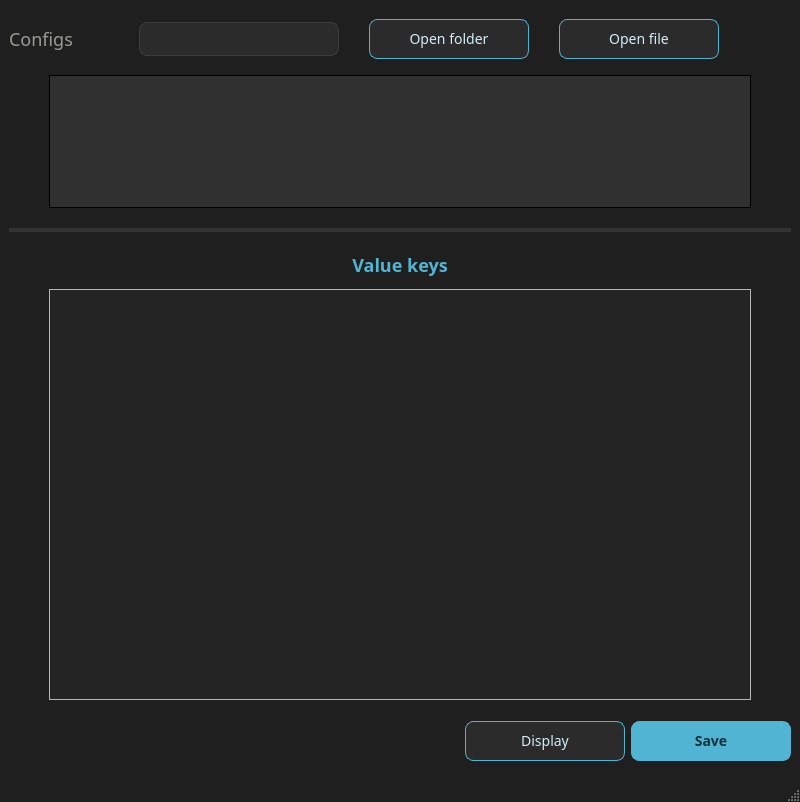
Old version of the form src/mainwindow.ui in the repository Ruha24/YamlEditor.
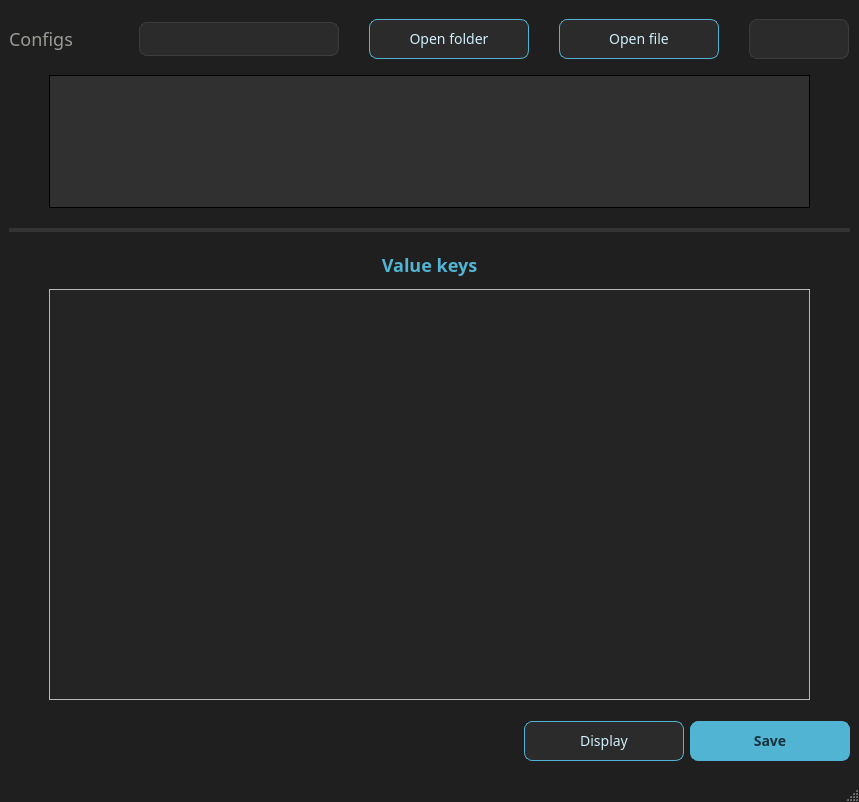
New version of the form. Icons and pictures are not drawn.

Diff of the .ui file:
```diff
--- a/src/mainwindow.ui
+++ b/src/mainwindow.ui
@@ -6,7 +6,7 @@
    <rect>
     <x>0</x>
     <y>0</y>
-    <width>800</width>
+    <width>859</width>
     <height>802</height>
    </rect>
   </property>
@@ -311,6 +311,49 @@
         </property>
        </widget>
       </item>
+      <item>
+       <widget class="QComboBox" name="langCombo">
+        <property name="minimumSize">
+         <size>
+          <width>100</width>
+          <height>40</height>
+         </size>
+        </property>
+        <property name="styleSheet">
+         <string notr="true">QComboBox {
+        background-color: #2b2b2b;
+        border: 1px solid #3d3d3d;
+        border-radius: 8px;
+        padding: 5px 12px;
+        color: #cfeefa;
+        font-size: 14px;
+    }
+    QComboBox:hover { border: 1px solid #51b4d2; }
+    QComboBox:focus, QComboBox:on, QComboBox:pressed {
+        background-color: #2b2b2b;
+        border: 1px solid #51b4d2;
+        outline: none;
+    }
+    QComboBox::drop-down { border: none; width: 22px; }
+    QComboBox QAbstractItemView {
+        background-color: #2b2b2b;
+        color: #e6e6e6;
+        border: 1px solid #51b4d2;
+        border-radius: 6px;
+        outline: 0;
+        selection-background-color: #33414a;
+        selection-color: #cfeefa;
+    }
+    QComboBox QAbstractItemView::item {
+        min-height: 26px;
+        padding: 4px 10px;
+        border-radius: 4px;
+    }
+    QComboBox QAbstractItemView::item:hover { background-color: #33414a; }
+    QComboBox QAbstractItemView::item:selected { background-color: #3a4b55; }</string>
+        </property>
+       </widget>
+      </item>
       <item>
        <spacer name="horizontalSpacer">
         <property name="orientation">
@@ -488,11 +531,11 @@
 }
 
 QTabBar::close-button {
-	background-color: rgb(240, 240, 240);
-}
-
-QTabBar::close-button:selected {
-    background-color: none;
+	image: url(:/assets/tab_close.svg);
+	background: transparent;
+	border-radius: 4px;
+	margin: 2px;
+	padding: 1px;
 }
 
 QTabBar::close-button:hover {
@@ -660,7 +703,7 @@
                 <rect>
                  <x>0</x>
                  <y>0</y>
-                 <width>694</width>
+                 <width>753</width>
                  <height>387</height>
                 </rect>
                </property>
```
Left out of the diff: 9 changed lines with no effect on the pictures.
